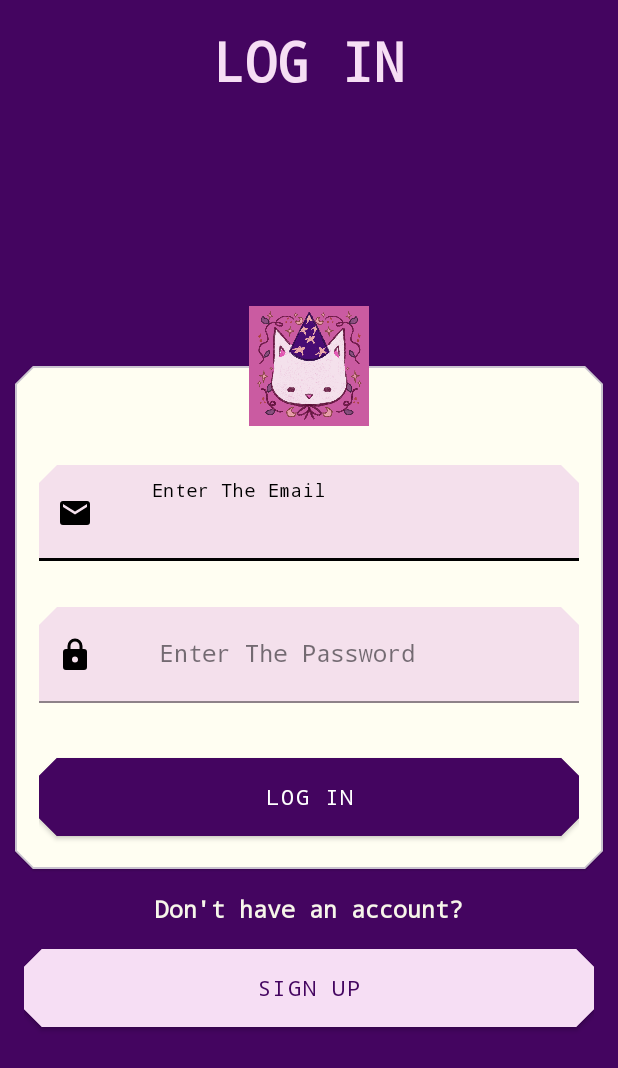
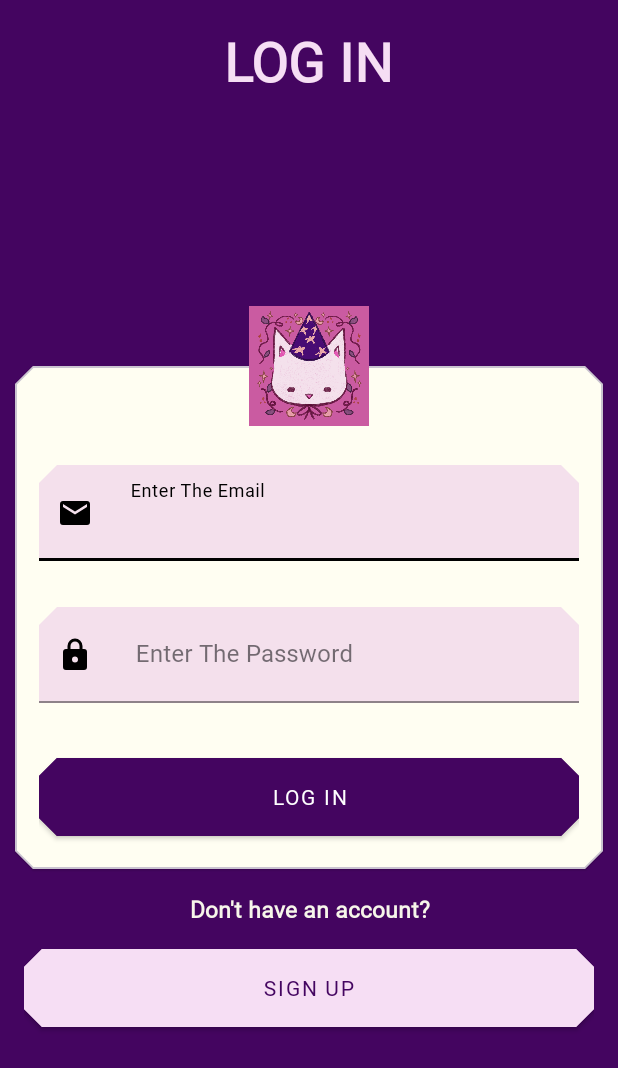
Before and after one commit to ashrvarr/WCare_App, an Android app: the screen it shows after launch (LoginActivity), on a phone screen of 412 x 824 dp. Shown: the top 1068 px of the screen. Run offline under Robolectric (Android 15) with nearby library versions, the phone set to English and light mode, and no system bars.

Commit message:
saving
font added
some firebase settings

```diff
--- a/app/build.gradle.kts
+++ b/app/build.gradle.kts
@@ -1,6 +1,7 @@
 plugins {
     alias(libs.plugins.android.application)
     alias(libs.plugins.kotlin.android)
+    alias(libs.plugins.google.gms.google.services)
 }
 
 android {
@@ -44,6 +45,7 @@ dependencies {
     implementation(libs.androidx.constraintlayout)
     implementation("androidx.core:core-splashscreen:1.0.1")
     implementation("com.airbnb.android:lottie:6.6.2")
+    implementation(libs.firebase.auth)
     testImplementation(libs.junit)
     androidTestImplementation(libs.androidx.junit)
     androidTestImplementation(libs.androidx.espresso.core)
--- a/app/src/main/res/values/themes.xml
+++ b/app/src/main/res/values/themes.xml
@@ -3,7 +3,7 @@
     <style name="Base.Theme.WCare" parent="Theme.Material3.DayNight.NoActionBar">
         <!-- Customize your light theme here. -->
 
-            <item name="fontFamily">monospace</item>                                    //шрифт
+            <item name="fontFamily">@font/regular</item>
         <!-- <item name="colorPrimary">@color/my_light_primary</item> -->
     </style>
 
--- a/build.gradle.kts
+++ b/build.gradle.kts
@@ -2,4 +2,5 @@
 plugins {
     alias(libs.plugins.android.application) apply false
     alias(libs.plugins.kotlin.android) apply false
+    alias(libs.plugins.google.gms.google.services) apply false
 }
--- a/gradle/libs.versions.toml
+++ b/gradle/libs.versions.toml
@@ -9,6 +9,8 @@ appcompat = "1.7.0"
 material = "1.12.0"
 activity = "1.10.0"
 constraintlayout = "2.2.0"
+googleGmsGoogleServices = "4.4.2"
+firebaseAuth = "23.2.0"
 
 [libraries]
 androidx-core-ktx = { group = "androidx.core", name = "core-ktx", version.ref = "coreKtx" }
@@ -19,7 +21,9 @@ androidx-appcompat = { group = "androidx.appcompat", name = "appcompat", version
 material = { group = "com.google.android.material", name = "material", version.ref = "material" }
 androidx-activity = { group = "androidx.activity", name = "activity", version.ref = "activity" }
 androidx-constraintlayout = { group = "androidx.constraintlayout", name = "constraintlayout", version.ref = "constraintlayout" }
+firebase-auth = { group = "com.google.firebase", name = "firebase-auth", version.ref = "firebaseAuth" }
 
 [plugins]
 android-application = { id = "com.android.application", version.ref = "agp" }
 kotlin-android = { id = "org.jetbrains.kotlin.android", version.ref = "kotlin" }
+google-gms-google-services = { id = "com.google.gms.google-services", version.ref = "googleGmsGoogleServices" }
```
Also changed, not shown: app/src/main/java/com/example/wcare/RegisterActivity.kt (+5 -4 lines), 1 other file.
